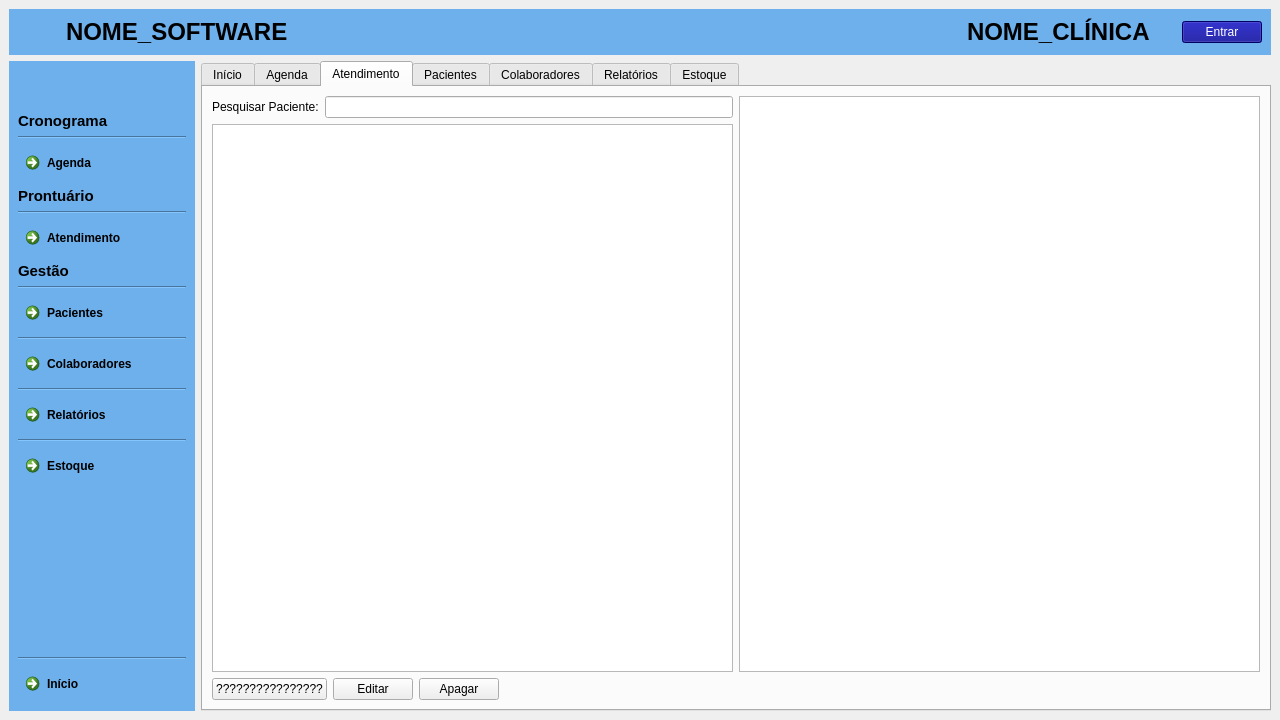
The window that clinica_cpp/mainwindow.ui (juander/Projeto_CPP) describes before a commit, drawn with Qt 5.
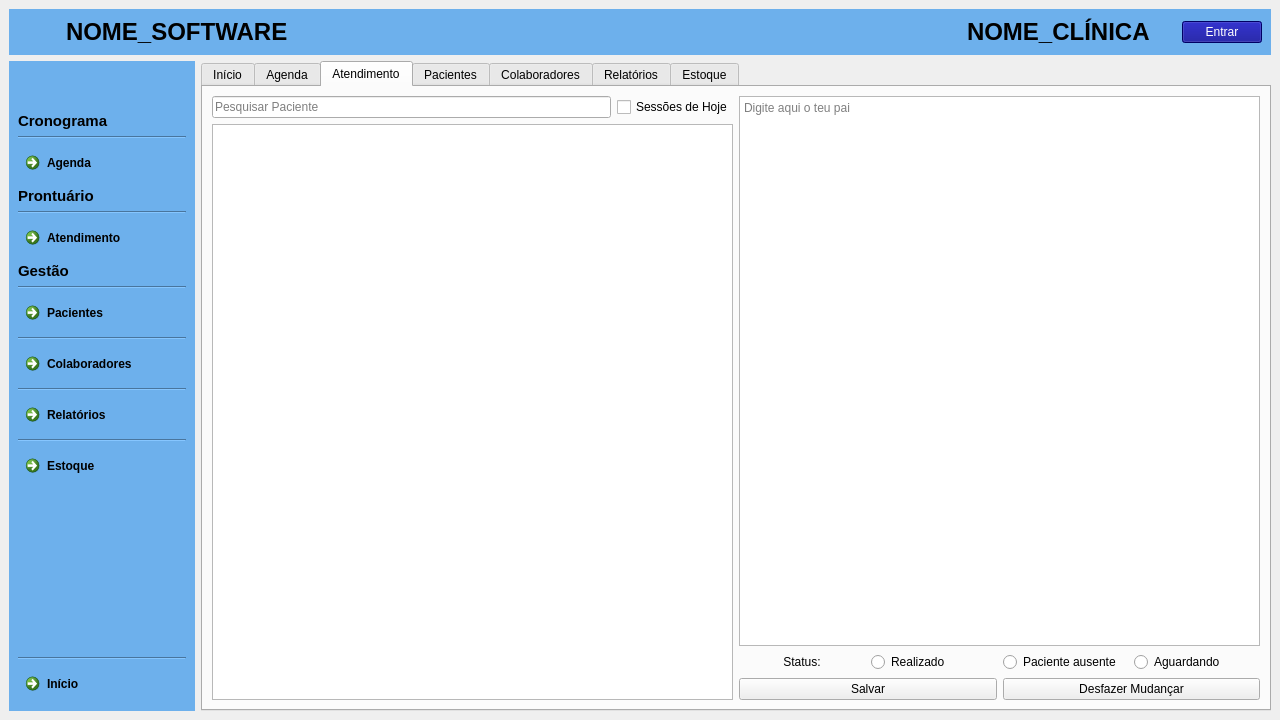
The same window after the commit. The open tabs and pages were chosen to show the change. Icons and pictures are not drawn.

Commit message: feet dont fail me now

What changed in the file:
```diff
--- a/clinica_cpp/mainwindow.ui
+++ b/clinica_cpp/mainwindow.ui
@@ -2283,7 +2283,7 @@
         <item>
          <widget class="QTabWidget" name="paginas">
           <property name="currentIndex">
-           <number>1</number>
+           <number>2</number>
           </property>
           <widget class="QWidget" name="Inicio">
            <property name="styleSheet">
@@ -2605,15 +2605,21 @@
                   <item>
                    <layout class="QHBoxLayout" name="horizontalLayout_9">
                     <item>
-                     <widget class="QLabel" name="label">
+                     <widget class="QLineEdit" name="lineEditAgenda">
+                      <property name="inputMask">
+                       <string/>
+                      </property>
                       <property name="text">
-                       <string>Pesquisar :</string>
+                       <string/>
+                      </property>
+                      <property name="placeholderText">
+                       <string>Pesquisa aqui fdp</string>
+                      </property>
+                      <property name="clearButtonEnabled">
+                       <bool>false</bool>
                       </property>
                      </widget>
                     </item>
-                    <item>
-                     <widget class="QLineEdit" name="lineEditAgenda"/>
-                    </item>
                     <item>
                      <widget class="QComboBox" name="comboBoxAgenda">
                       <property name="enabled">
@@ -2710,14 +2716,18 @@
                 <item>
                  <layout class="QHBoxLayout" name="horizontalLayout_12">
                   <item>
-                   <widget class="QLabel" name="label_6">
-                    <property name="text">
-                     <string>Pesquisar Paciente:</string>
+                   <widget class="QLineEdit" name="lineEdit_2">
+                    <property name="placeholderText">
+                     <string>Pesquisar Paciente</string>
                     </property>
                    </widget>
                   </item>
                   <item>
-                   <widget class="QLineEdit" name="lineEdit_2"/>
+                   <widget class="QCheckBox" name="checkHoje">
+                    <property name="text">
+                     <string>Sessões de Hoje</string>
+                    </property>
+                   </widget>
                   </item>
                  </layout>
                 </item>
@@ -2729,47 +2739,69 @@
               <item>
                <layout class="QVBoxLayout" name="verticalLayout_13">
                 <item>
-                 <widget class="QListView" name="listView"/>
+                 <widget class="QTextEdit" name="textEdit">
+                  <property name="documentTitle">
+                   <string/>
+                  </property>
+                  <property name="markdown">
+                   <string/>
+                  </property>
+                  <property name="placeholderText">
+                   <string>Digite aqui o teu pai</string>
+                  </property>
+                 </widget>
                 </item>
-               </layout>
-              </item>
-             </layout>
-            </item>
             <item>
-             <layout class="QHBoxLayout" name="horizontalLayout_13">
+                 <layout class="QHBoxLayout" name="horizontalLayout_22">
               <item>
-               <widget class="QPushButton" name="pushButton_7">
+                   <widget class="QLabel" name="label_31">
                 <property name="text">
-                 <string>????????????????</string>
+                     <string>&lt;html&gt;&lt;head/&gt;&lt;body&gt;&lt;p align=&quot;center&quot;&gt;Status:&lt;/p&gt;&lt;/body&gt;&lt;/html&gt;</string>
                 </property>
                </widget>
               </item>
               <item>
-               <widget class="QPushButton" name="pushButton">
+                   <widget class="QRadioButton" name="radioButton_3">
                 <property name="text">
-                 <string>Editar</string>
+                     <string>Realizado</string>
                 </property>
                </widget>
               </item>
               <item>
-               <widget class="QPushButton" name="pushButton_6">
+                   <widget class="QRadioButton" name="radioButton_5">
                 <property name="text">
-                 <string>Apagar</string>
+                     <string>Paciente ausente</string>
                 </property>
                </widget>
               </item>
               <item>
-               <spacer name="horizontalSpacer_12">
-                <property name="orientation">
-                 <enum>Qt::Orientation::Horizontal</enum>
-                </property>
-                <property name="sizeHint" stdset="0">
-                 <size>
-                  <width>40</width>
-                  <height>20</height>
-                 </size>
-                </property>
-               </spacer>
+                   <widget class="QRadioButton" name="radioButton_4">
+                    <property name="text">
+                     <string>Aguardando</string>
+                    </property>
+                   </widget>
+                  </item>
+                 </layout>
+                </item>
+                <item>
+                 <layout class="QHBoxLayout" name="horizontalLayout_21">
+                  <item>
+                   <widget class="QPushButton" name="pushButton_5">
+                    <property name="text">
+                     <string>Salvar</string>
+                    </property>
+                   </widget>
+                  </item>
+                  <item>
+                   <widget class="QPushButton" name="pushButton_9">
+                    <property name="text">
+                     <string>Desfazer Mudançar</string>
+                    </property>
+                   </widget>
+                  </item>
+                 </layout>
+                </item>
+               </layout>
               </item>
              </layout>
             </item>
@@ -2807,18 +2839,14 @@
                   </property>
                  </spacer>
                 </item>
-                <item>
-                 <widget class="QLabel" name="label_8">
-                  <property name="text">
-                   <string>Pesquisar paciente:</string>
-                  </property>
-                 </widget>
-                </item>
                 <item>
                  <widget class="QLineEdit" name="linePesquisaPac">
                   <property name="text">
                    <string/>
                   </property>
+                  <property name="placeholderText">
+                   <string>Pesquisar paciente</string>
+                  </property>
                  </widget>
                 </item>
                </layout>
@@ -2900,18 +2928,14 @@
                   </property>
                  </spacer>
                 </item>
-                <item>
-                 <widget class="QLabel" name="label_12">
-                  <property name="text">
-                   <string>Pesquisar colaborador:</string>
-                  </property>
-                 </widget>
-                </item>
                 <item>
                  <widget class="QLineEdit" name="linePesquisaCol">
                   <property name="text">
                    <string/>
                   </property>
+                  <property name="placeholderText">
+                   <string>Pesquisar colaborador</string>
+                  </property>
                  </widget>
                 </item>
                </layout>
```
Lines whose indentation alone changed are shown as unchanged.
